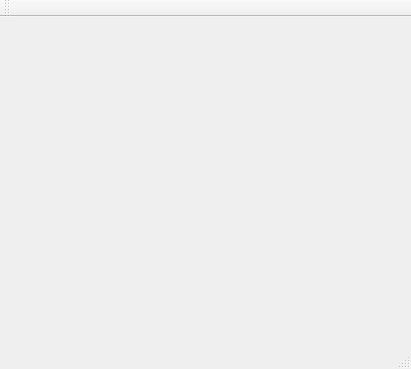
Before: the Qt Designer form ui/GameTile.ui in prabinrath/Roborex_Chess, drawn with Qt 5.
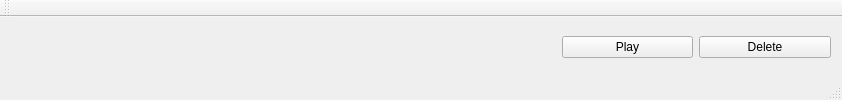
After: the same form once the commit is applied.

The edit to the form file:
```diff
--- a/ui/GameTile.ui
+++ b/ui/GameTile.ui
@@ -6,15 +6,58 @@
    <rect>
     <x>0</x>
     <y>0</y>
-    <width>411</width>
-    <height>369</height>
+    <width>842</width>
+    <height>100</height>
    </rect>
   </property>
   <property name="windowTitle">
    <string>MainWindow</string>
   </property>
   <widget class="QWidget" name="centralWidget">
-   <layout class="QHBoxLayout" name="horizontalLayout_2"/>
+   <layout class="QHBoxLayout" name="horizontalLayout_2">
+    <item>
+     <widget class="QLabel" name="event">
+      <property name="text">
+       <string/>
+      </property>
+     </widget>
+    </item>
+    <item>
+     <widget class="QLabel" name="white">
+      <property name="text">
+       <string/>
+      </property>
+     </widget>
+    </item>
+    <item>
+     <widget class="QLabel" name="black">
+      <property name="text">
+       <string/>
+      </property>
+     </widget>
+    </item>
+    <item>
+     <widget class="QLabel" name="round">
+      <property name="text">
+       <string/>
+      </property>
+     </widget>
+    </item>
+    <item>
+     <widget class="QPushButton" name="pushButton">
+      <property name="text">
+       <string>Play</string>
+      </property>
+     </widget>
+    </item>
+    <item>
+     <widget class="QPushButton" name="pushButton_2">
+      <property name="text">
+       <string>Delete</string>
+      </property>
+     </widget>
+    </item>
+   </layout>
   </widget>
   <widget class="QMenuBar" name="menuBar">
    <property name="geometry">
```
Left out of the diff: 2 changed lines with no effect on the pictures.
